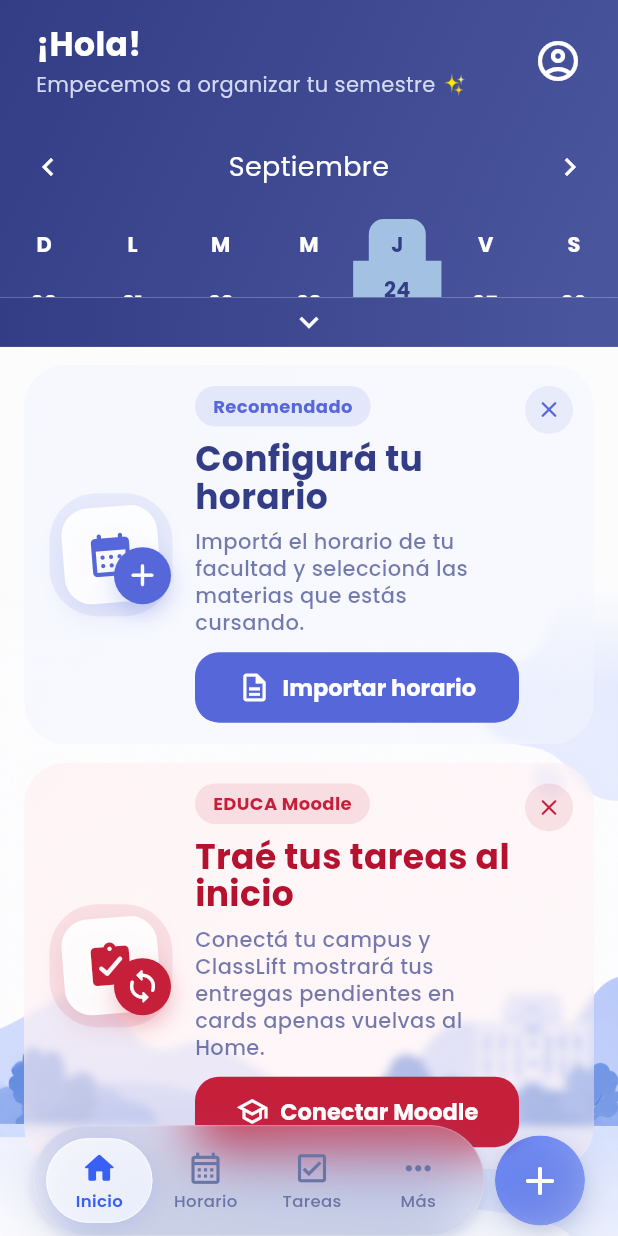
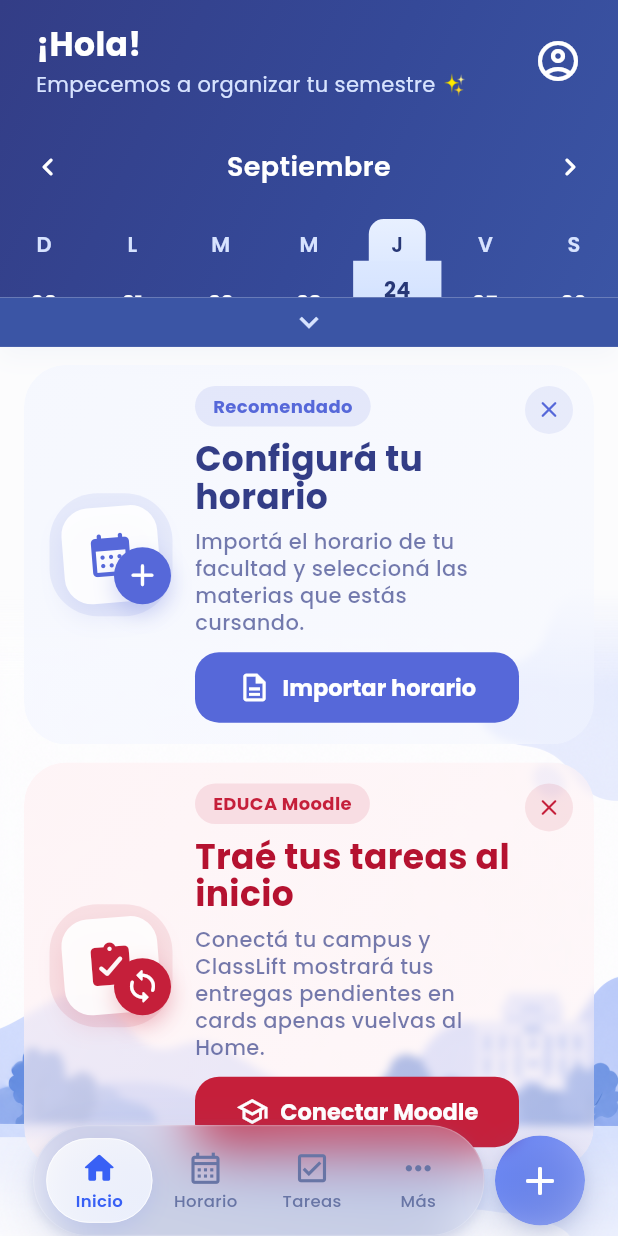
Before and after one commit to enriquepitta/classlift, a Flutter app: the HomeScreen screen opened by its route, on a phone screen of 412 x 824 dp. Run offline on Flutter 3.47's test engine with Material 3 defaults, Android fonts, the phone set to English and light mode, and no system bars; drawn by our look-alikes of table_calendar; our stand-ins replace file_picker, firebase_auth, firebase_core, flutter_keyboard_visibility, flutter_svg, go_router and 3 more; missing offline and left inert: excel; accounts and stored records are empty.

Commit message:
Rediseno colores calendar

```diff
--- a/lib/screens/home_screen.dart
+++ b/lib/screens/home_screen.dart
@@ -434,8 +434,8 @@ class _HomeScreenState extends State<HomeScreen> with WidgetsBindingObserver {
             Column(
               children: [
                 DecoratedBox(
-                  decoration:
-                      BoxDecoration(gradient: ClassliftColors.primaryGradient),
+                  decoration: const BoxDecoration(
+                      gradient: ClassliftColors.calendarSurfaceGradient),
                   child: Column(children: [
                     FutureBuilder<MoodleTasksResult>(
                       future: hasMoodleSession ? tasks : null,
--- a/lib/utils/classlift_colors.dart
+++ b/lib/utils/classlift_colors.dart
@@ -1,6 +1,25 @@
 import 'package:flutter/material.dart';
 
 class ClassliftColors {
+  // Shared Classlift blue surface for the home header and calendar.
+  static const calendarSurface = Color(0xFF3B55A5);
+  static const calendarInk = Color(0xFFFFFFFF);
+  static const calendarMuted = Color(0xFFD7E3FF);
+  static const calendarOutside = Color(0xFFADBFE8);
+  static const calendarAccent = Color(0xFFDCE8FF);
+  static const calendarToday = Color(0xFFBDDDFF);
+  static const calendarDots = Color(0xFFB5D1FF);
+  static const calendarSelectionTop = Color(0xFFE8F0FF);
+  static const calendarSelectionBottom = Color(0xFFD2E1FF);
+  static const calendarSelectionInk = Color(0xFF273776);
+  static const calendarHandle = Color(0xFF506AB5);
+  static const calendarSurfaceGradient = LinearGradient(
+    begin: Alignment.topLeft,
+    end: Alignment.bottomRight,
+    colors: [PrimaryColor, Color(0xFF354998), calendarSurface],
+    stops: [0, 0.55, 1],
+  );
+
   static const Color PrimaryColor = Color(0xFF333D86); // Azul oscuro
   static const Color SecondaryColor = Color(0xFFA3C1E2); // Azul claro
   static const Color PrimaryColorVariant = Color(0xFF4E7AB5); // Azul claro
--- a/lib/widgets/home/calendar/calendar_footer.dart
+++ b/lib/widgets/home/calendar/calendar_footer.dart
@@ -16,17 +16,25 @@ class CalendarFooter extends StatelessWidget {
     return GestureDetector(
       onTap: onTap,
       child: Container(
-        decoration: BoxDecoration(
-          gradient: ClassliftColors.primaryGradient,
+        decoration: const BoxDecoration(
+          color: ClassliftColors.calendarSurface,
+          boxShadow: [
+            BoxShadow(
+                color: Color(0x0D5276B0), blurRadius: 14, offset: Offset(0, 6)),
+          ],
         ),
         padding: const EdgeInsets.symmetric(vertical: 4),
         child: Center(
-          child: Icon(
-            calendarFormat == CalendarFormat.week
-                ? Icons.expand_more
-                : Icons.expand_less,
-            color: ClassliftColors.White,
-            size: 25,
+          child: SizedBox(
+            width: 48,
+            height: 25,
+            child: Icon(
+              calendarFormat == CalendarFormat.week
+                  ? Icons.expand_more
+                  : Icons.expand_less,
+              color: ClassliftColors.calendarMuted,
+              size: 25,
+            ),
           ),
         ),
       ),
--- a/lib/widgets/home/calendar/calendar_widget.dart
+++ b/lib/widgets/home/calendar/calendar_widget.dart
@@ -29,7 +29,7 @@ class CalendarWidget extends StatelessWidget {
     return Container(
       decoration: showBackground
           ? BoxDecoration(
-              gradient: ClassliftColors.primaryGradient,
+              gradient: ClassliftColors.calendarSurfaceGradient,
             )
           : null,
       child: SafeArea(
@@ -47,25 +47,25 @@ class CalendarWidget extends StatelessWidget {
           rowHeight: calendarFormat == CalendarFormat.week ? 38 : 42,
           calendarStyle: CalendarStyle(
             weekendTextStyle: const TextStyle(
-              color: ClassliftColors.White,
+              color: ClassliftColors.calendarInk,
               fontWeight: FontWeight.bold,
             ),
             defaultTextStyle: const TextStyle(
-              color: ClassliftColors.White,
+              color: ClassliftColors.calendarInk,
               fontWeight: FontWeight.bold,
             ),
             todayTextStyle: const TextStyle(
-              color: ClassliftColors.SecondaryColor,
+              color: ClassliftColors.calendarToday,
               fontWeight: FontWeight.bold,
             ),
             todayDecoration: const BoxDecoration(),
             selectedDecoration: const BoxDecoration(),
             selectedTextStyle: const TextStyle(
-              color: ClassliftColors.PrimaryColor,
+              color: ClassliftColors.calendarSelectionInk,
               fontWeight: FontWeight.bold,
             ),
             outsideTextStyle: const TextStyle(
-              color: ClassliftColors.white54,
+              color: ClassliftColors.calendarOutside,
             ),
           ),
           headerStyle: HeaderStyle(
@@ -77,18 +77,18 @@ class CalendarWidget extends StatelessWidget {
                   formattedDate.substring(1);
             },
             titleTextStyle: const TextStyle(
-              color: ClassliftColors.White,
+              color: ClassliftColors.calendarInk,
               fontSize: 18,
-              fontWeight: FontWeight.normal,
+              fontWeight: FontWeight.w600,
             ),
             leftChevronIcon: const Icon(
-              Icons.chevron_left,
-              color: ClassliftColors.White,
+              Icons.chevron_left_rounded,
+              color: ClassliftColors.calendarInk,
               size: 24,
             ),
             rightChevronIcon: const Icon(
-              Icons.chevron_right,
-              color: ClassliftColors.White,
+              Icons.chevron_right_rounded,
+              color: ClassliftColors.calendarInk,
               size: 24,
             ),
           ),
@@ -96,11 +96,11 @@ class CalendarWidget extends StatelessWidget {
             dowTextFormatter: (date, locale) =>
                 DateFormat.E(locale).format(date)[0].toUpperCase(),
             weekdayStyle: const TextStyle(
-              color: ClassliftColors.White,
+              color: ClassliftColors.calendarInk,
               fontWeight: FontWeight.bold,
             ),
             weekendStyle: const TextStyle(
-              color: ClassliftColors.White,
+              color: ClassliftColors.calendarInk,
               fontWeight: FontWeight.bold,
             ),
           ),
@@ -125,9 +125,16 @@ class CalendarWidget extends StatelessWidget {
                   height: 34,
                   alignment: Alignment.center,
                   decoration: BoxDecoration(
-                    color: isSelected
-                        ? ClassliftColors.SecondaryColor
-                        : ClassliftColors.transparent,
+                    gradient: isSelected
+                        ? const LinearGradient(
+                            begin: Alignment.topCenter,
+                            end: Alignment.bottomCenter,
+                            colors: [
+                              ClassliftColors.calendarSelectionTop,
+                              ClassliftColors.calendarAccent
+                            ],
+                          )
+                        : null,
                     borderRadius: const BorderRadius.vertical(
                       top: Radius.circular(10),
                     ),
@@ -136,11 +143,11 @@ class CalendarWidget extends StatelessWidget {
                     dayText,
                     style: TextStyle(
                       color: isSelected
-                          ? ClassliftColors.PrimaryColor
+                          ? ClassliftColors.calendarSelectionInk
                           : isToday
-                              ? ClassliftColors.SecondaryColor
-                              : ClassliftColors.White,
-                      fontWeight: FontWeight.bold,
+                              ? ClassliftColors.calendarToday
+                              : ClassliftColors.calendarMuted,
+                      fontWeight: FontWeight.w600,
                     ),
                   ),
                 ),
@@ -186,12 +193,12 @@ class CalendarWidget extends StatelessWidget {
         day.month != focusedDay.month || day.year != focusedDay.year;
 
     final textColor = isSelected
-        ? ClassliftColors.PrimaryColor
+        ? ClassliftColors.calendarSelectionInk
         : isOutsideMonth
-            ? ClassliftColors.white54
+            ? ClassliftColors.calendarOutside
             : isToday
-                ? ClassliftColors.SecondaryColor
-                : ClassliftColors.White;
+                ? ClassliftColors.calendarToday
+                : ClassliftColors.calendarInk;
 
     // En semana se desplaza suavemente hacia el encabezado para que ambas
     // mitades se perciban como una única selección continua.
@@ -206,9 +213,16 @@ class CalendarWidget extends StatelessWidget {
         height: 38,
         alignment: Alignment.center,
         decoration: BoxDecoration(
-          color: isSelected
-              ? ClassliftColors.SecondaryColor
-              : ClassliftColors.transparent,
+          gradient: isSelected
+              ? const LinearGradient(
+                  begin: Alignment.topCenter,
+                  end: Alignment.bottomCenter,
+                  colors: [
+                    ClassliftColors.calendarAccent,
+                    ClassliftColors.calendarSelectionBottom
+                  ],
+                )
+              : null,
           borderRadius: isWeekView
               ? const BorderRadius.vertical(bottom: Radius.circular(10))
               : BorderRadius.circular(10),
@@ -231,8 +245,8 @@ class CalendarWidget extends StatelessWidget {
               _classDots(
                 classCount,
                 isSelected
-                    ? ClassliftColors.PrimaryColor
-                    : ClassliftColors.SecondaryColor,
+                    ? ClassliftColors.calendarSelectionInk
+                    : ClassliftColors.calendarDots,
               ),
             ],
           ],
--- a/lib/widgets/home/home_profile_header.dart
+++ b/lib/widgets/home/home_profile_header.dart
@@ -1,4 +1,5 @@
 import 'package:flutter/material.dart';
+import 'package:flutter/services.dart';
 import 'package:classlift/utils/classlift_colors.dart';
 
 class HomeProfileHeader extends StatelessWidget {
@@ -69,7 +70,8 @@ class HomeProfileHeader extends StatelessWidget {
   Widget build(BuildContext context) {
     final name = displayName?.trim() ?? '';
     final firstName = name.isEmpty ? '' : name.split(RegExp(r'\s+')).first;
-    return Container(
+    return AnnotatedRegion<SystemUiOverlayStyle>(
+      value: SystemUiOverlayStyle.light,
       child: SafeArea(
         bottom: false,
         child: Padding(
@@ -86,7 +88,7 @@ class HomeProfileHeader extends StatelessWidget {
                       maxLines: 1,
                       overflow: TextOverflow.ellipsis,
                       style: const TextStyle(
-                        color: ClassliftColors.White,
+                        color: ClassliftColors.calendarInk,
                         fontSize: 22,
                         height: 1.2,
                         fontWeight: FontWeight.w700,
@@ -96,7 +98,7 @@ class HomeProfileHeader extends StatelessWidget {
                     Text(
                       subtitle,
                       style: const TextStyle(
-                        color: ClassliftColors.homeGreetingSubtitle,
+                        color: ClassliftColors.calendarMuted,
                         fontSize: 14,
                         height: 1.3,
                       ),
@@ -109,7 +111,7 @@ class HomeProfileHeader extends StatelessWidget {
                 tooltip: signingOut ? 'Cerrando sesión' : 'Mi perfil',
                 onPressed: signingOut ? null : () => _openProfile(context),
                 style: IconButton.styleFrom(
-                  foregroundColor: ClassliftColors.White,
+                  foregroundColor: ClassliftColors.calendarInk,
                   minimumSize: const Size(48, 48),
                 ),
                 icon: signingOut
@@ -117,7 +119,7 @@ class HomeProfileHeader extends StatelessWidget {
                         width: 22,
                         height: 22,
                         child: CircularProgressIndicator(
-                            strokeWidth: 2, color: ClassliftColors.White))
+                            strokeWidth: 2, color: ClassliftColors.calendarInk))
                     : const Icon(Icons.account_circle_outlined, size: 32),
               ),
             ],
```
Also changed, not shown: 1 other file.
